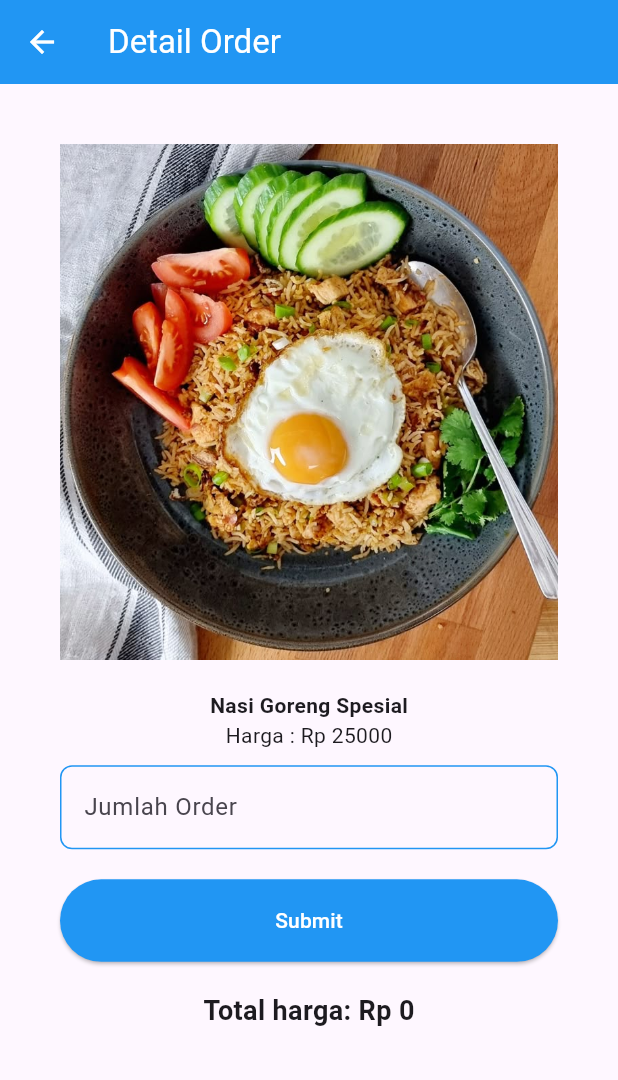
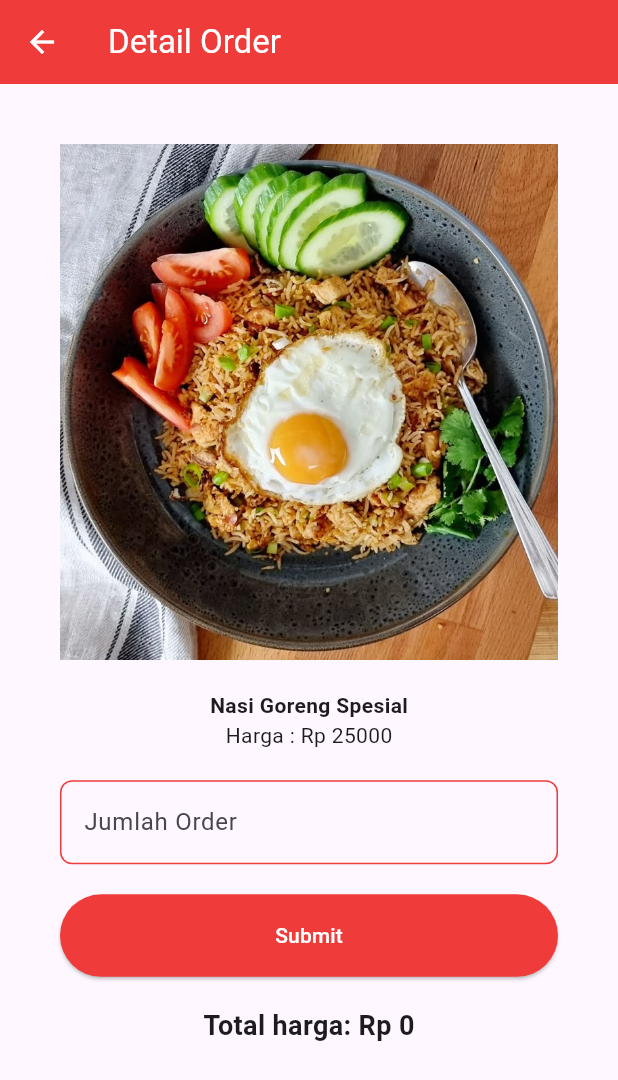
Before and after one commit to rakeputr/124230107_LatihanKuis, a Flutter app: the DetailPage screen opened directly with empty values, on a phone screen of 412 x 824 dp. Shown: the top 1080 px of the screen. Run offline on Flutter 3.47's test engine with Material 3 defaults, Android fonts, the phone set to English and light mode, and no system bars.

Commit message:
style: update UI and visual elements

```diff
--- a/lib/pages/detail_page.dart
+++ b/lib/pages/detail_page.dart
@@ -18,7 +18,7 @@ class _DetailPageState extends State<DetailPage> {
     return Scaffold(
       appBar: AppBar(
         title: Text("Detail Order"),
-        backgroundColor: Colors.blue,
+        backgroundColor: Color(0xFFEF3C3B),
         foregroundColor: Colors.white,
       ),
       body: Padding(
@@ -36,7 +36,7 @@ class _DetailPageState extends State<DetailPage> {
             ),
             Text("Harga : Rp ${menuList[widget.index].price}"),
             SizedBox(
-              height: 10,
+              height: 20,
             ),
             _orderField(),
             SizedBox(
@@ -69,11 +69,11 @@ class _DetailPageState extends State<DetailPage> {
         decoration: InputDecoration(
           hintText: 'Jumlah Order',
           enabledBorder: OutlineInputBorder(
-            borderSide: BorderSide(color: Colors.blue),
+            borderSide: BorderSide(color: Color(0xFFEF3C3B)),
             borderRadius: BorderRadius.all(Radius.circular(8.0)),
           ),
           focusedBorder: OutlineInputBorder(
-            borderSide: BorderSide(color: Colors.blue),
+            borderSide: BorderSide(color: Color(0xFFEF3C3B)),
             borderRadius: BorderRadius.all(Radius.circular(8.0)),
           ),
         ),
@@ -95,7 +95,7 @@ class _DetailPageState extends State<DetailPage> {
         style: ElevatedButton.styleFrom(
             minimumSize: Size(double.infinity, 55),
             foregroundColor: Colors.white,
-            backgroundColor: Colors.blue),
+            backgroundColor: Color(0xFFEF3C3B)),
       ),
     );
   }
```
Also changed, not shown: lib/pages/home_page.dart (+9 -6 lines), lib/pages/login_page.dart (+8 -8 lines), assets/images/logo.png (added).
